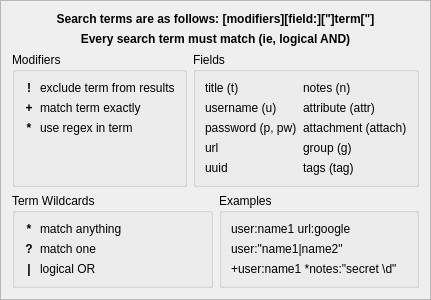
Before: the Qt Designer form src/gui/SearchHelpWidget.ui in keepassxreboot/keepassxc, drawn with Qt 5.
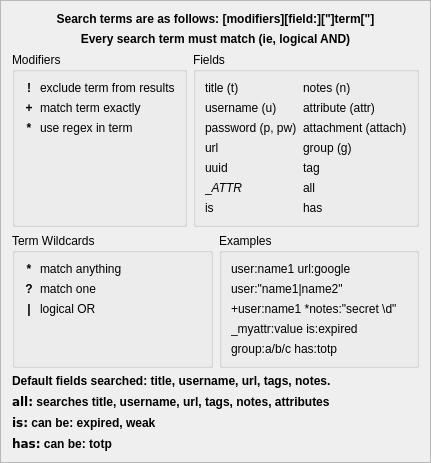
After: the same form once the commit is applied.

Commit message:
Update search docs shown in the '?' dialog.
Now includes the 'all:' prefix, and also makes clear various
previously-undocumented aspects of search.

* Describe default search behavior (title, username, url, tags, notes)
* Add: all, is, has, and "_ATTR" fields
* Add example of group:a/b/c
* Add example of _attrKey:value
* Describe and give examples for "is:" and "has:"

```diff
--- a/src/gui/SearchHelpWidget.ui
+++ b/src/gui/SearchHelpWidget.ui
@@ -221,6 +221,20 @@
           </property>
          </widget>
         </item>
+        <item row="5" column="0">
+         <widget class="QLabel" name="label_33">
+          <property name="text">
+           <string notr="true">_&lt;i&gt;ATTR&lt;/i&gt;</string>
+          </property>
+         </widget>
+        </item>
+        <item row="6" column="0">
+         <widget class="QLabel" name="label_36">
+          <property name="text">
+           <string notr="true">is</string>
+          </property>
+         </widget>
+        </item>
         <item row="0" column="1">
          <widget class="QLabel" name="label_5">
           <property name="text">
@@ -250,9 +264,23 @@
          </widget>
         </item>
         <item row="4" column="1">
-         <widget class="QLabel" name="label_16">
+         <widget class="QLabel" name="label_27">
           <property name="text">
-           <string notr="true">tags (tag)</string>
+           <string notr="true">tag</string>
+          </property>
+         </widget>
+        </item>
+        <item row="5" column="1">
+         <widget class="QLabel" name="label_30">
+          <property name="text">
+           <string notr="true">all</string>
+          </property>
+         </widget>
+        </item>
+        <item row="6" column="1">
+         <widget class="QLabel" name="label_37">
+          <property name="text">
+           <string notr="true">has</string>
           </property>
          </widget>
         </item>
@@ -407,11 +435,125 @@
           </property>
          </widget>
         </item>
+        <item>
+         <widget class="QLabel" name="label_34">
+          <property name="sizePolicy">
+           <sizepolicy hsizetype="Preferred" vsizetype="Preferred">
+            <horstretch>0</horstretch>
+            <verstretch>0</verstretch>
+           </sizepolicy>
+          </property>
+          <property name="text">
+           <string notr="true">_myattr:value is:expired</string>
+          </property>
+         </widget>
+        </item>
+        <item>
+         <widget class="QLabel" name="label_35">
+          <property name="sizePolicy">
+           <sizepolicy hsizetype="Preferred" vsizetype="Preferred">
+            <horstretch>0</horstretch>
+            <verstretch>0</verstretch>
+           </sizepolicy>
+          </property>
+          <property name="text">
+           <string notr="true">group:a/b/c has:totp</string>
+          </property>
+         </widget>
+        </item>
        </layout>
       </widget>
      </item>
     </layout>
    </item>
+   <item>
+    <widget class="QLabel" name="label_28">
+     <property name="sizePolicy">
+      <sizepolicy hsizetype="Preferred" vsizetype="Fixed">
+       <horstretch>0</horstretch>
+       <verstretch>0</verstretch>
+      </sizepolicy>
+     </property>
+     <property name="font">
+      <font>
+       <weight>75</weight>
+       <bold>false</bold>
+      </font>
+     </property>
+     <property name="text">
+      <string>Default fields searched: title, username, url, tags, notes.</string>
+     </property>
+     <property name="alignment">
+      <set>Qt::AlignLeft</set>
+     </property>
+    </widget>
+   </item>
+   <item>
+    <widget class="QLabel" name="label_29">
+     <property name="sizePolicy">
+      <sizepolicy hsizetype="Preferred" vsizetype="Fixed">
+       <horstretch>0</horstretch>
+       <verstretch>0</verstretch>
+      </sizepolicy>
+     </property>
+     <property name="font">
+      <font>
+       <weight>75</weight>
+       <bold>false</bold>
+      </font>
+     </property>
+     <property name="text">
+      <string>&lt;code&gt;all:&lt;/code&gt; searches title, username, url, tags, notes, attributes</string>
+     </property>
+     <property name="alignment">
+      <set>Qt::AlignLeft</set>
+     </property>
+    </widget>
+   </item>
+   <item>
+    <widget class="QLabel" name="label_31">
+     <property name="sizePolicy">
+      <sizepolicy hsizetype="Preferred" vsizetype="Fixed">
+       <horstretch>0</horstretch>
+       <verstretch>0</verstretch>
+      </sizepolicy>
+     </property>
+     <property name="font">
+      <font>
+       <weight>75</weight>
+       <bold>false</bold>
+      </font>
+     </property>
+     <property name="text">
+      <string>&lt;code&gt;is:&lt;/code&gt; can be: expired, weak</string>
+     </property>
+     <property name="alignment">
+      <set>Qt::AlignLeft</set>
+     </property>
+    </widget>
+   </item>
+   <item>
+    <widget class="QLabel" name="label_32">
+     <property name="sizePolicy">
+      <sizepolicy hsizetype="Preferred" vsizetype="Fixed">
+       <horstretch>0</horstretch>
+       <verstretch>0</verstretch>
+      </sizepolicy>
+     </property>
+     <property name="font">
+      <font>
+       <weight>75</weight>
+       <bold>false</bold>
+      </font>
+     </property>
+     <property name="text">
+      <string>&lt;code&gt;has:&lt;/code&gt; can be: totp</string>
+     </property>
+     <property name="alignment">
+      <set>Qt::AlignLeft</set>
+     </property>
+    </widget>
+   </item>
   </layout>
  </widget>
  <resources/>
```
